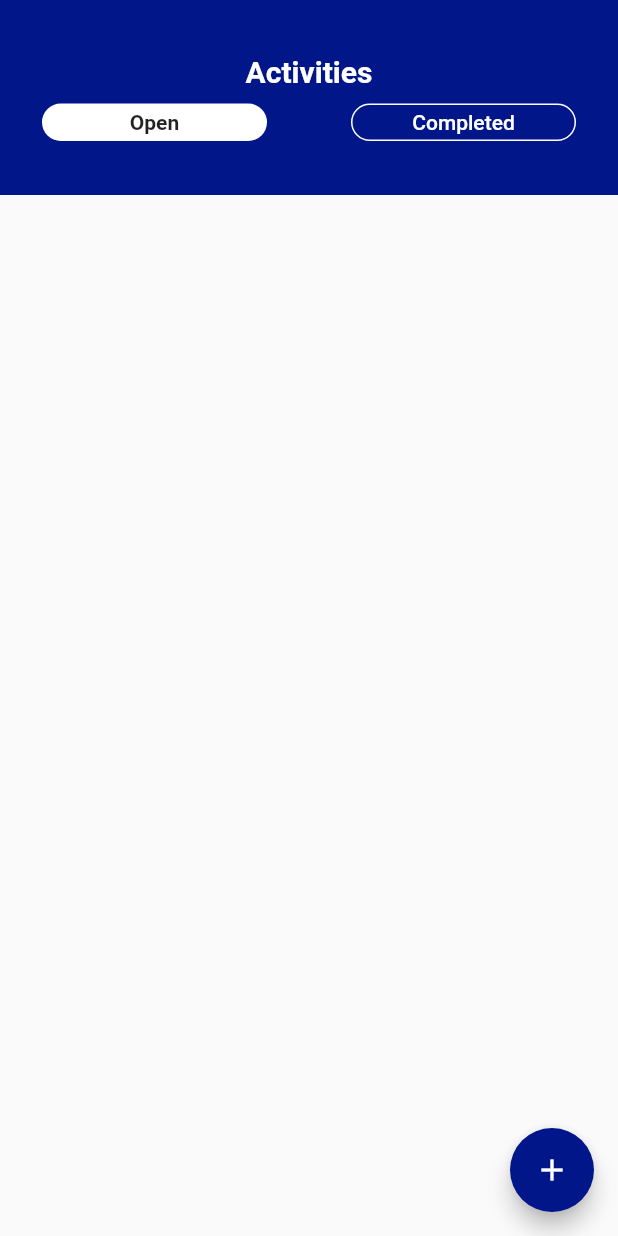
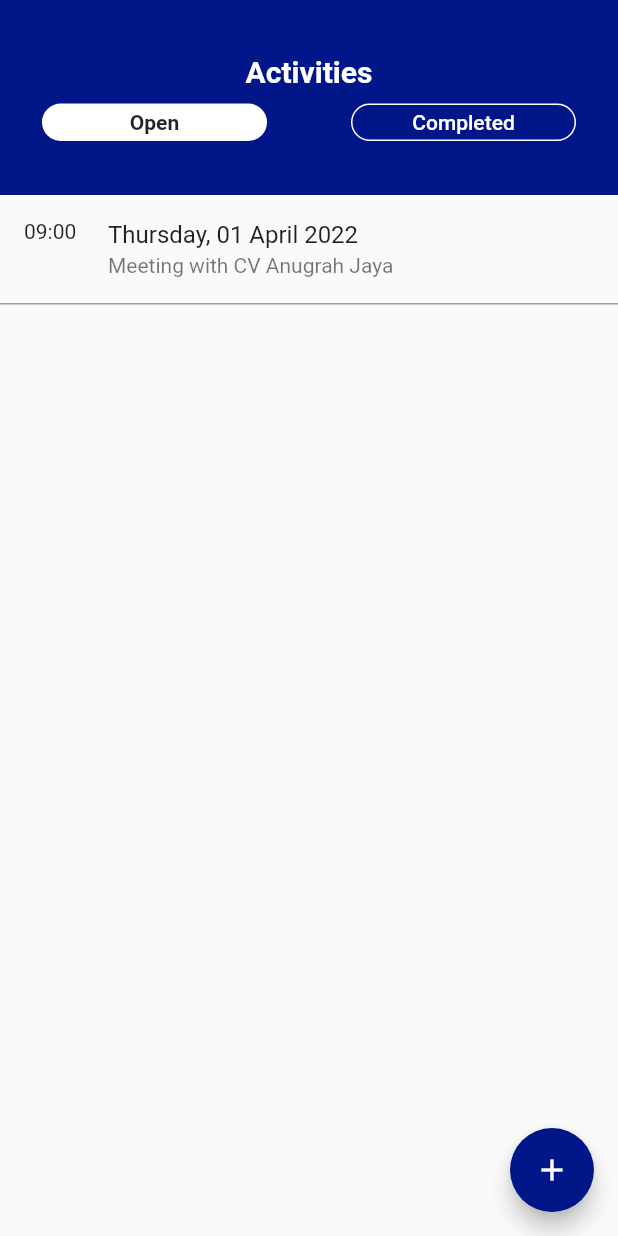
Before and after one commit to nicoaudy/impack, a Flutter app: the screen it shows after launch, on a phone screen of 412 x 824 dp. Run offline on Flutter 3.47's test engine with Material 2 defaults, Android fonts, the light colour scheme and no system bars.

Commit message:
make list tile

```diff
--- a/lib/pages/activities/activity_page.dart
+++ b/lib/pages/activities/activity_page.dart
@@ -9,9 +9,24 @@ class ActivityPage extends StatelessWidget {
   Widget build(BuildContext context) {
     return Scaffold(
       body: Column(
-        children: const [
-          AppHeader(),
-          ListTile(),
+        children: [
+          const AppHeader(),
+          Container(
+            decoration: const BoxDecoration(
+              border: Border(
+                bottom: BorderSide(
+                  width: 1,
+                  style: BorderStyle.solid,
+                  color: Colors.grey,
+                ),
+              ),
+            ),
+            child: const ListTile(
+              leading: Text('09:00'),
+              title: Text('Thursday, 01 April 2022'),
+              subtitle: Text('Meeting with CV Anugrah Jaya'),
+            ),
+          ),
         ],
       ),
       floatingActionButton: FloatingActionButton(
```
